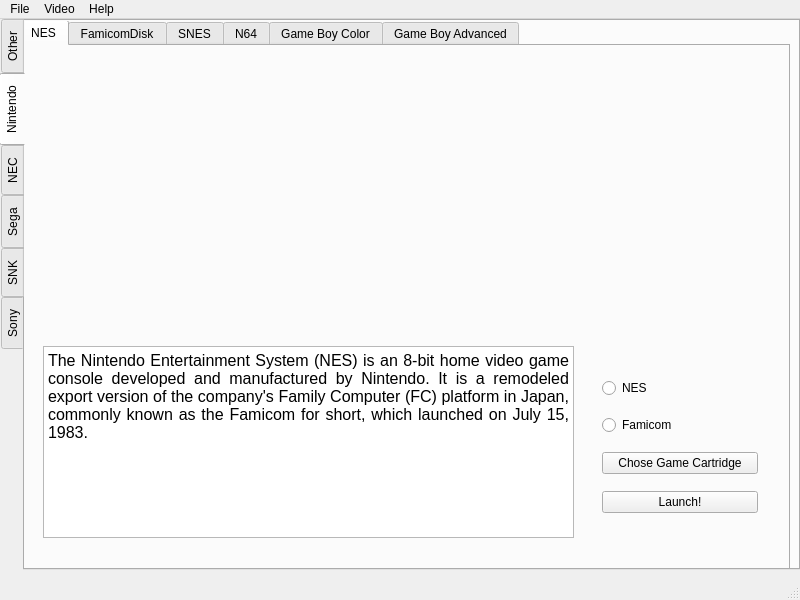
Above: BlackNoah/mainwindow.ui from Rugaliz/Black_Noah before the change. Below: the same form after it.
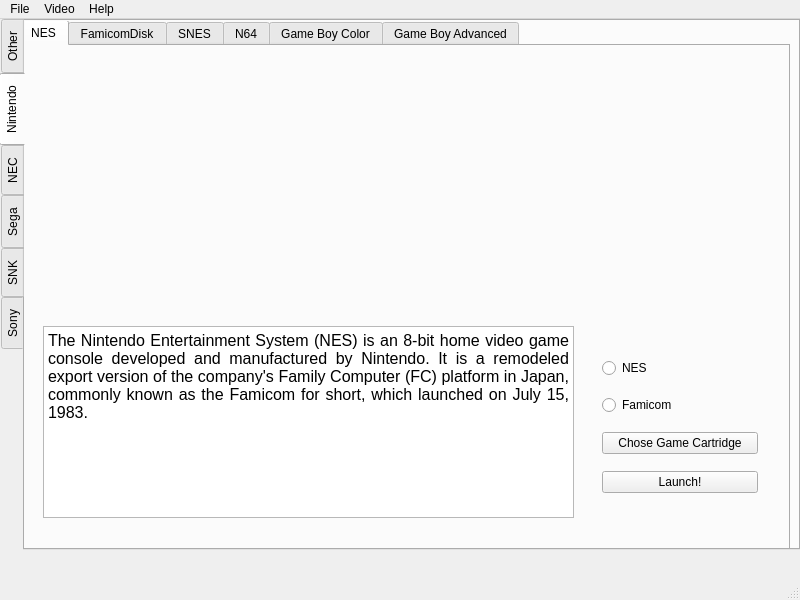
That is the form after the change. The open tabs and pages were chosen to show the change.

Commit message: update layout + fix some file issues

Diff of the .ui file:
```diff
--- a/BlackNoah/mainwindow.ui
+++ b/BlackNoah/mainwindow.ui
@@ -18,8 +18,14 @@
   </property>
   <property name="minimumSize">
    <size>
-    <width>770</width>
-    <height>0</height>
+    <width>800</width>
+    <height>600</height>
+   </size>
+  </property>
+  <property name="maximumSize">
+   <size>
+    <width>800</width>
+    <height>600</height>
    </size>
   </property>
   <property name="windowTitle">
@@ -32,7 +38,7 @@
       <x>-1</x>
       <y>0</y>
       <width>801</width>
-      <height>551</height>
+      <height>531</height>
      </rect>
     </property>
     <property name="tabPosition">
@@ -253,7 +259,7 @@
         <property name="geometry">
          <rect>
           <x>570</x>
-          <y>310</y>
+          <y>290</y>
           <width>178</width>
           <height>181</height>
          </rect>
@@ -293,7 +299,7 @@
         <property name="geometry">
          <rect>
           <x>22</x>
-          <y>300</y>
+          <y>280</y>
           <width>531</width>
           <height>192</height>
          </rect>
```
Left out of the diff: 82 changed lines with no effect on the pictures. The commit also changes 3 other files.
